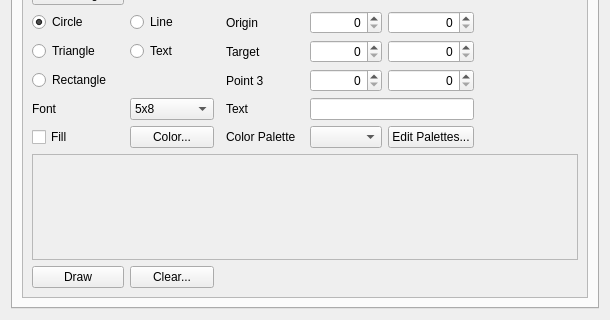
The window that src/widget/maestrocontrol.ui (8bitbuddhist/PixelMaestro-Studio) describes before a commit, drawn with Qt 5; both pictures show x 0 to 610 and y 180 to 500 of the 610 by 500 pixel window.
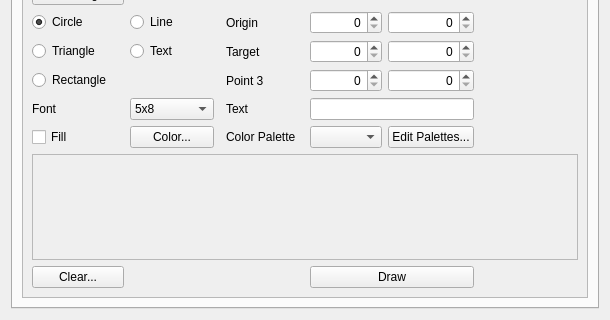
The same window after the commit.

Diff of the .ui file:
```diff
--- a/src/widget/maestrocontrol.ui
+++ b/src/widget/maestrocontrol.ui
@@ -585,7 +585,7 @@
           <property name="geometry">
            <rect>
             <x>0</x>
-            <y>0</y>
+            <y>-32</y>
             <width>554</width>
             <height>460</height>
            </rect>
@@ -674,13 +674,6 @@
              </property>
             </widget>
            </item>
-           <item row="12" column="0">
-            <widget class="QPushButton" name="drawButton">
-             <property name="text">
-              <string>Draw</string>
-             </property>
-            </widget>
-           </item>
            <item row="5" column="0">
             <widget class="QPushButton" name="loadImageButton">
              <property name="text">
@@ -859,13 +852,6 @@
              </property>
             </widget>
            </item>
-           <item row="12" column="1">
-            <widget class="QPushButton" name="clearButton">
-             <property name="text">
-              <string>Clear...</string>
-             </property>
-            </widget>
-           </item>
            <item row="2" column="4">
             <widget class="QSpinBox" name="frameRateSpinBox">
              <property name="toolTip">
@@ -1005,6 +991,20 @@
              </widget>
             </widget>
            </item>
+           <item row="12" column="0">
+            <widget class="QPushButton" name="clearButton">
+             <property name="text">
+              <string>Clear...</string>
+             </property>
+            </widget>
+           </item>
+           <item row="12" column="4" colspan="2">
+            <widget class="QPushButton" name="drawButton">
+             <property name="text">
+              <string>Draw</string>
+             </property>
+            </widget>
+           </item>
           </layout>
          </widget>
         </widget>
```
Left out of the diff: 54 changed lines with no effect on the pictures.
